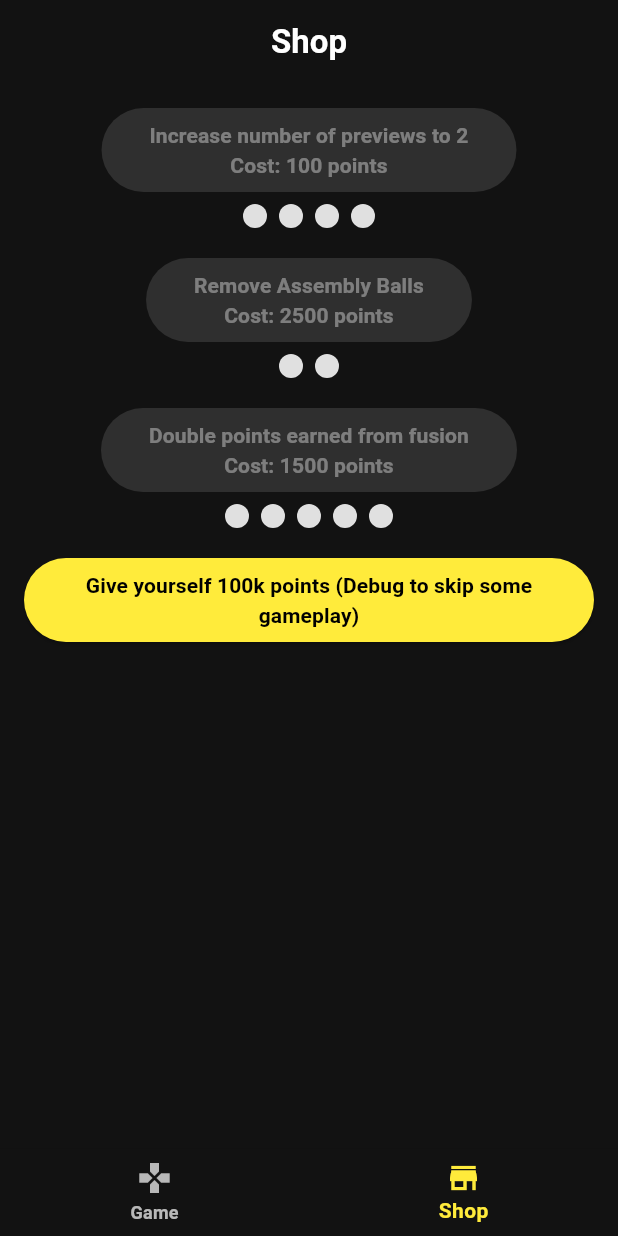
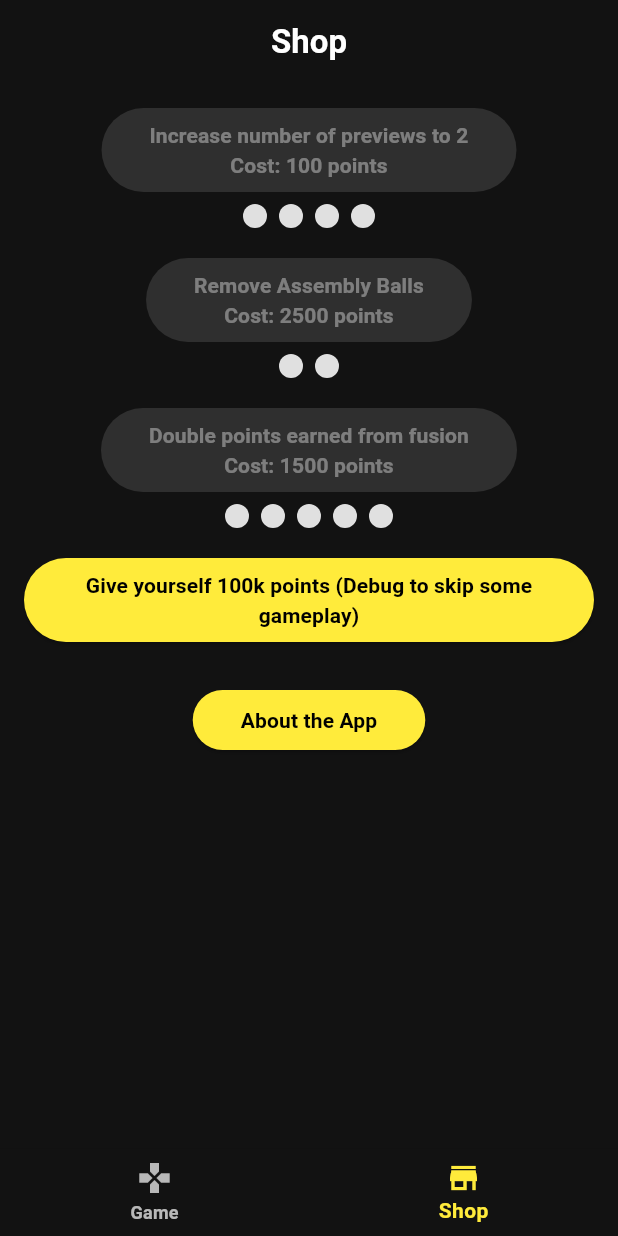
Before and after one commit to TB516/IGME-340-Fluttermelon-Game, a Flutter app: the screen it shows after launch, item 2 of the bottom bar chosen, on a phone screen of 412 x 824 dp. Run offline on Flutter 3.47's test engine with Material 3 defaults, Android fonts, the phone set to English and light mode, and no system bars; our stand-ins replace shared_preferences; missing offline and left inert: flame; Roboto replaces fonts that are missing (Helvetica).

Commit message:
About page

```diff
--- a/lib/game/shop_screen.dart
+++ b/lib/game/shop_screen.dart
@@ -175,6 +175,39 @@ class ShopScreenState extends State<ShopScreen> {
                   ],
                   canPurchase: () {
                     return true;
+                  }),
+
+              SizedBox(height: 20),
+
+              ShopButton(
+                  maxTier: 0,
+                  tierTexts: ["About the App"],
+                  tierActions: [
+                    () {
+                      showDialog(
+                        context: context,
+                        builder: (BuildContext context) {
+                          return AlertDialog(
+                            title: Text("About the App", style: _textStyle),
+                            content: Text(
+                              "This app is a game based on suikagame, which is a game about dropping fruits to earn points.It is also known by the name watermelon due to its knockoffs. That is why the game is called fluttermelon, as it is a flutter base watermelon game. Because of the programming theme, I also went with a dark mode for the game. The only thing to mention is that the preview goes from left to right, furthest away to closest. Thats all, enjoy the game!",
+                              style: TextStyle(fontFamily: "Helvetica"),
+                            ),
+                            actions: [
+                              TextButton(
+                                onPressed: () {
+                                  Navigator.of(context).pop();
+                                },
+                                child: Text("Close", style: _textStyle),
+                              ),
+                            ],
+                          );
+                        },
+                      );
+                    }
+                  ],
+                  canPurchase: () {
+                    return true;
                   })
             ],
           ),
```
